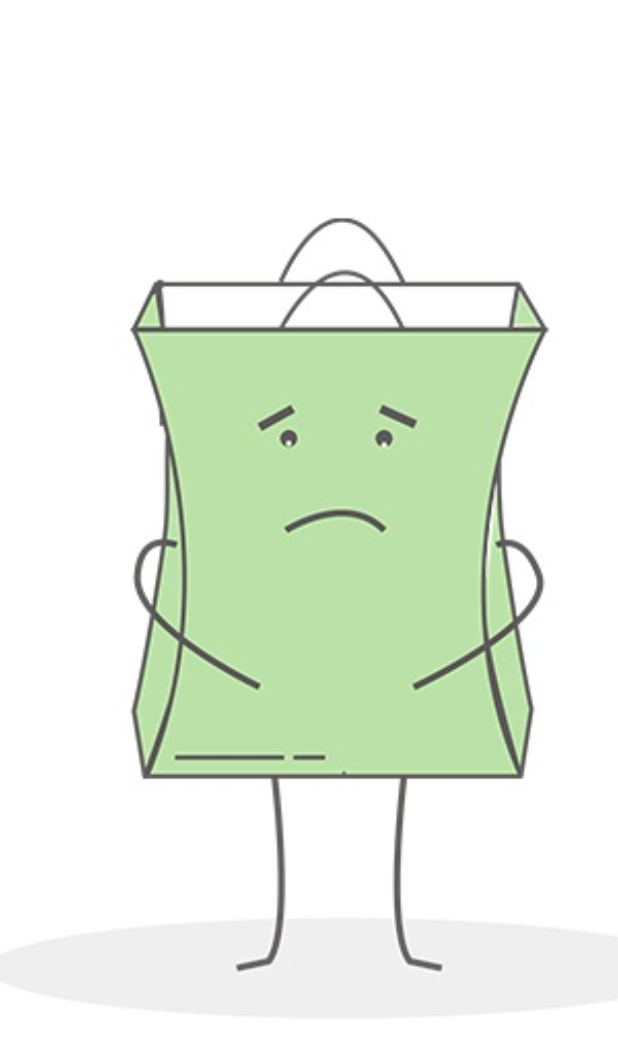
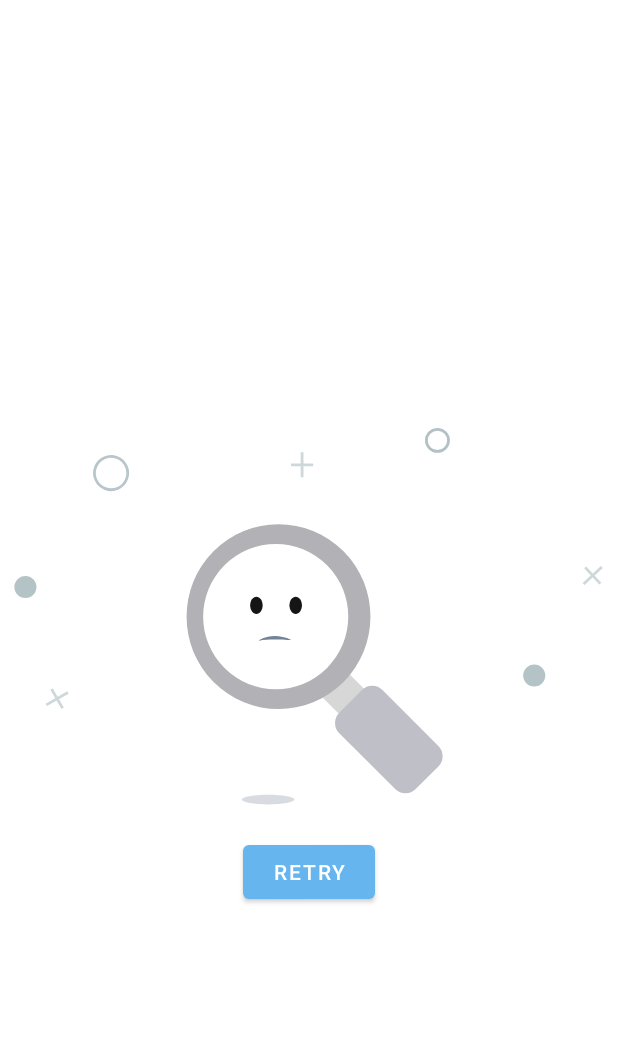
Before and after one commit to JhoanGamarra/CL-Challenge, an Android app: the screen it shows after launch (MainActivity), on a phone screen of 412 x 824 dp. Shown: the top 1057 px of the screen. Run offline under Robolectric (Android 15) with nearby library versions, the phone set to English and light mode, and no system bars; our stand-ins replace Room's generated code.

Commit message:
Visual Improvements
-improve empty result ImageView replacing with Lottie animation
- Retry button for fetchTeams when return  internet connection

```diff
--- a/app/src/main/java/com/jhoangamarra/condorlabstest/teams/presentation/ui/MainActivity.kt
+++ b/app/src/main/java/com/jhoangamarra/condorlabstest/teams/presentation/ui/MainActivity.kt
@@ -11,6 +11,8 @@ class MainActivity : AppCompatActivity() {
         setContentView(R.layout.activity_main)
     }
 
+
+    //TODO Crashlytics , Fix emptyView, league selector , add testing
     override fun onBackPressed() {
         val navHost = supportFragmentManager.findFragmentById(R.id.nav_host_fragment)
         navHost?.let { navFragment ->
--- a/app/src/main/java/com/jhoangamarra/condorlabstest/teams/presentation/ui/teams_list/TeamListFragment.kt
+++ b/app/src/main/java/com/jhoangamarra/condorlabstest/teams/presentation/ui/teams_list/TeamListFragment.kt
@@ -4,12 +4,15 @@ import android.os.Bundle
 import android.util.Log
 import android.view.View
 import android.widget.Toast
+import androidx.core.view.isInvisible
 import androidx.fragment.app.Fragment
 import androidx.fragment.app.viewModels
 import androidx.lifecycle.Observer
 import androidx.navigation.fragment.findNavController
 import com.bumptech.glide.Glide
 import com.jhoangamarra.condorlabstest.R
+import com.jhoangamarra.condorlabstest.core.AppConstants
+import com.jhoangamarra.condorlabstest.core.extension.invisible
 import com.jhoangamarra.condorlabstest.databinding.FragmentTeamListBinding
 import com.jhoangamarra.condorlabstest.teams.data.local.AppDatabase
 import com.jhoangamarra.condorlabstest.teams.data.local.source.LocalTeamDataSource
@@ -77,6 +80,7 @@ class TeamListFragment : Fragment(R.layout.fragment_team_list) {
                 )
             findNavController().navigate(action)
         }
+        retryFetchTeams()
     }
 
     private val fetchTeams = Observer<List<TeamModelView>> { result ->
@@ -98,10 +102,17 @@ class TeamListFragment : Fragment(R.layout.fragment_team_list) {
 
     private val emptyListObserver = Observer<Boolean> {
         Log.d(TAG, "emptyListObserver $it")
-        Glide.with(requireContext()).load(R.drawable.bg_empty_result).centerCrop()
-            .into(binding.ivEmptyView)
         val visibility = if (it) View.VISIBLE else View.GONE
         binding.ivEmptyView.visibility = visibility
+        binding.btnRetry.visibility = visibility
+    }
+
+    private fun retryFetchTeams(){
+        binding.btnRetry.setOnClickListener {
+            viewModel.getTeams(AppConstants.LEAGUE_ID)
+            binding.ivEmptyView.invisible()
+            binding.btnRetry.invisible()
+        }
     }
 
 
--- a/app/src/main/java/com/jhoangamarra/condorlabstest/teams/presentation/ui/teams_list/TeamListViewModel.kt
+++ b/app/src/main/java/com/jhoangamarra/condorlabstest/teams/presentation/ui/teams_list/TeamListViewModel.kt
@@ -33,7 +33,7 @@ class TeamListViewModel(private val getTeamsByLeague: GetTeamsByLeague) : ViewMo
     }
 
     //TODO choose league by leagueId in a selector
-    private fun getTeams(leagueId : String ) {
+     fun getTeams(leagueId : String ) {
 
         _isViewLoading.value = true
         viewModelScope.launch {
--- a/app/src/main/res/layout/fragment_team_list.xml
+++ b/app/src/main/res/layout/fragment_team_list.xml
@@ -46,7 +46,17 @@
         app:layout_constraintTop_toTopOf="parent"
         app:lottie_autoPlay="true"
         app:lottie_loop="true"
-        app:lottie_rawRes="@raw/ball_loading_animation" />
+        app:lottie_rawRes="@raw/empty_animation" />
+
+    <Button
+        android:id="@+id/btn_retry"
+        android:layout_width="wrap_content"
+        android:layout_height="wrap_content"
+        android:text="Retry"
+        android:visibility="gone"
+        app:layout_constraintEnd_toEndOf="@+id/iv_empty_view"
+        app:layout_constraintStart_toStartOf="parent"
+        app:layout_constraintTop_toBottomOf="@+id/iv_empty_view" />
 
 
 
```
